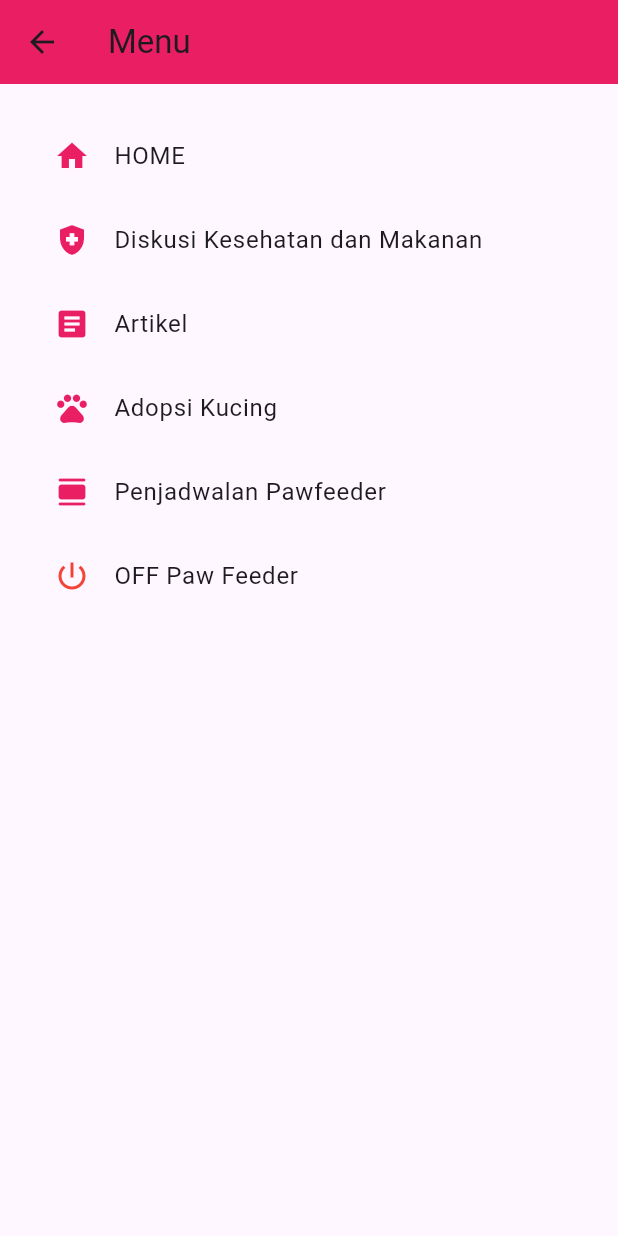
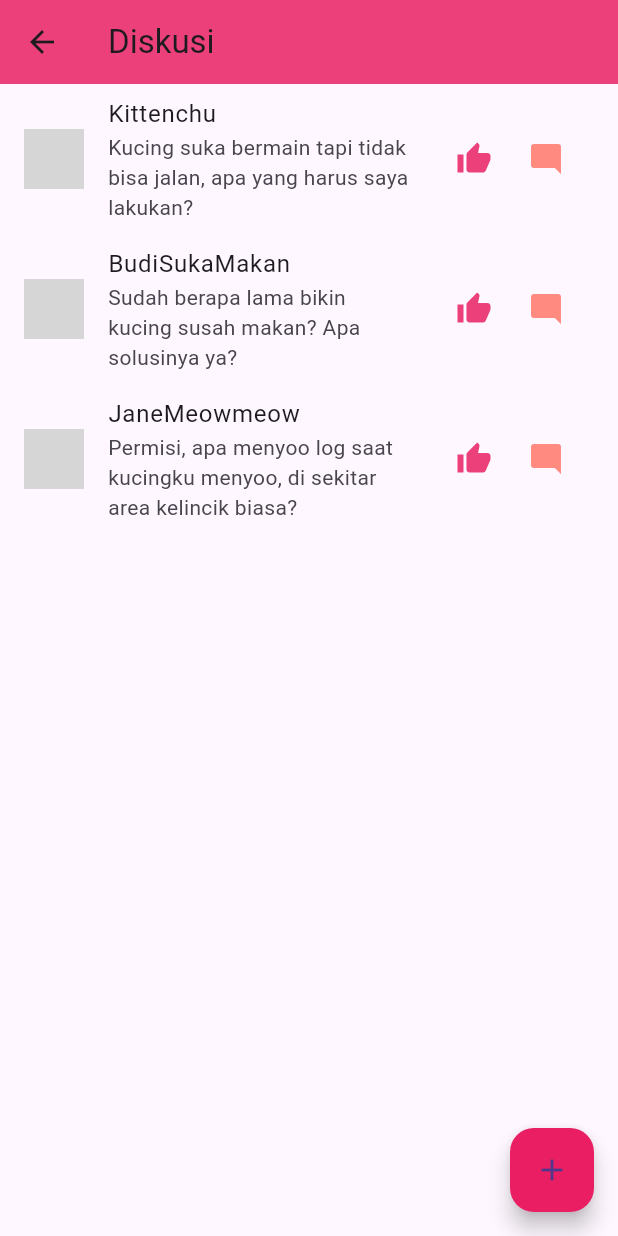
Before and after one commit to adnniana283/PAM24-A-Maverick, a Flutter app: the SubmenuScreen screen opened by its route, after a tap on "Diskusi Kesehatan dan Makanan", on a phone screen of 412 x 824 dp. Run offline on Flutter 3.47's test engine with Material 3 defaults, Android fonts, the phone set to English and light mode, and no system bars; grey boxes are pictures that could not be loaded.

Commit message:
status
 nambahin, belom kelar

```diff
--- a/my_app/lib/main.dart
+++ b/my_app/lib/main.dart
@@ -19,6 +19,8 @@ class MyApp extends StatelessWidget {
         '/history': (context) => HistoryScreen(),
         '/submenu': (context) => SubmenuScreen(),
         '/penjadwalan_pawfeeder': (context) => PenjadwalanPawFeederScreen(),
+        '/discussion': (context) => DiscussionScreen(),
+        '/status': (context) => StatusScreen(),
       },
     );
   }
@@ -426,7 +428,9 @@ class SubmenuScreen extends StatelessWidget {
           ListTile(
             leading: Icon(Icons.health_and_safety, color: Colors.pink),
             title: Text('Diskusi Kesehatan dan Makanan'),
-            onTap: () {},
+            onTap: () {
+              Navigator.pushNamed(context, '/discussion');
+            },
           ),
           ListTile(
             leading: Icon(Icons.article, color: Colors.pink),
@@ -469,30 +473,15 @@ class PenjadwalanPawFeederScreen extends StatelessWidget {
         padding: const EdgeInsets.all(16.0),
         child: Column(
           children: [
-            TextField(
-              decoration: InputDecoration(labelText: 'Nama Kucing'),
-            ),
-            TextField(
-              decoration: InputDecoration(labelText: 'Jenis Kucing'),
-            ),
-            TextField(
-              decoration: InputDecoration(labelText: 'Umur Kucing'),
-            ),
-            TextField(
-              decoration: InputDecoration(labelText: 'Gender'),
-            ),
-            TextField(
-              decoration: InputDecoration(labelText: 'Berat Kucing'),
-            ),
-            TextField(
-              decoration: InputDecoration(labelText: 'Kebutuhan Kalori'),
-            ),
-            SizedBox(height: 16),
             Text(
               'Penjadwalan (Opsional)',
               style: TextStyle(fontWeight: FontWeight.bold),
             ),
             SizedBox(height: 8),
+            TextField(
+              decoration: InputDecoration(labelText: 'Kebutuhan Kalori'),
+            ),
+            SizedBox(height: 16),
             DropdownButtonFormField<String>(
               decoration: InputDecoration(labelText: 'Jam Makan 1'),
               items: ['07:00', '12:00', '18:00']
@@ -523,3 +512,143 @@ class PenjadwalanPawFeederScreen extends StatelessWidget {
     );
   }
 }
+
+class DiscussionScreen extends StatelessWidget {
+  @override
+  Widget build(BuildContext context) {
+    return Scaffold(
+      appBar: AppBar(
+        title: const Text('Diskusi'),
+        backgroundColor: Colors.pink[400], // Warna AppBar
+      ),
+      body: ListView(
+        children: [
+          ListTile(
+            leading: const CircleAvatar(
+              backgroundImage: AssetImage('assets/cat1.png'),
+            ),
+            title: const Text('Kittenchu'),
+            subtitle: const Text(
+              'Kucing suka bermain tapi tidak bisa jalan, apa yang harus saya lakukan?',
+            ),
+            trailing: Row(
+              mainAxisSize: MainAxisSize.min,
+              children: [
+                IconButton(
+                  icon: Icon(Icons.thumb_up, color: Colors.pink[400]),
+                  onPressed: () {},
+                ),
+                IconButton(
+                  icon: Icon(Icons.mode_comment, color: Colors.redAccent[100]),
+                  onPressed: () {},
+                ),
+              ],
+            ),
+          ),
+          ListTile(
+            leading: const CircleAvatar(
+              backgroundImage: AssetImage('assets/cat2.jpg'),
+            ),
+            title: const Text('BudiSukaMakan'),
+            subtitle: const Text(
+              'Sudah berapa lama bikin kucing susah makan? Apa solusinya ya?',
+            ),
+            trailing: Row(
+              mainAxisSize: MainAxisSize.min,
+              children: [
+                IconButton(
+                  icon: Icon(Icons.thumb_up, color: Colors.pink[400]),
+                  onPressed: () {},
+                ),
+                IconButton(
+                  icon: Icon(Icons.mode_comment, color: Colors.redAccent[100]),
+                  onPressed: () {},
+                ),
+              ],
+            ),
+          ),
+          ListTile(
+            leading: const CircleAvatar(
+              backgroundImage: AssetImage('assets/cat3.jpg'),
+            ),
+            title: const Text('JaneMeowmeow'),
+            subtitle: const Text(
+              'Permisi, apa menyoo log saat kucingku menyoo, di sekitar area kelincik biasa?',
+            ),
+            trailing: Row(
+              mainAxisSize: MainAxisSize.min,
+              children: [
+                IconButton(
+                  icon: Icon(Icons.thumb_up, color: Colors.pink[400]),
+                  onPressed: () {},
+                ),
+                IconButton(
+                  icon: Icon(Icons.mode_comment, color: Colors.redAccent[100]),
+                  onPressed: () {},
+                ),
+              ],
+            ),
+          ),
+        ],
+      ),
+      floatingActionButton: FloatingActionButton(
+        onPressed: () {
+          Navigator.pushNamed(context, '/status'); // Arahkan ke StatusScreen
+        },
+        backgroundColor: Colors.pink,
+        child: const Icon(Icons.add),
+      ),
+    );
+  }
+}
+
+class StatusScreen extends StatelessWidget {
+  @override
+  Widget build(BuildContext context) {
+    return Scaffold(
+      appBar: AppBar(
+        title: Text('Status'),
+      ),
+      body: Column(
+        crossAxisAlignment: CrossAxisAlignment.start,
+        children: [
+          Padding(
+            padding: const EdgeInsets.all(16.0),
+            child: Text(
+              'What\'s happening?',
+              style: TextStyle(
+                fontSize: 18,
+                fontWeight: FontWeight.bold,
+              ),
+            ),
+          ),
+          Expanded(
+            child: Container(
+              padding: EdgeInsets.all(16.0),
+              child: Center(
+                child: Column(
+                  mainAxisAlignment: MainAxisAlignment.center,
+                  children: [
+                    Icon(
+                      Icons.pets,
+                      size: 80,
+                      color: Colors.pink,
+                    ),
+                    SizedBox(height: 16.0),
+                    Text(
+                      'Pet',
+                      style: TextStyle(
+                        fontSize: 20,
+                        fontWeight: FontWeight.bold,
+                      ),
+                    ),
+                  ],
+                ),
+              ),
+            ),
+          ),
+        ],
+      ),
+    );
+  }
+}
```
